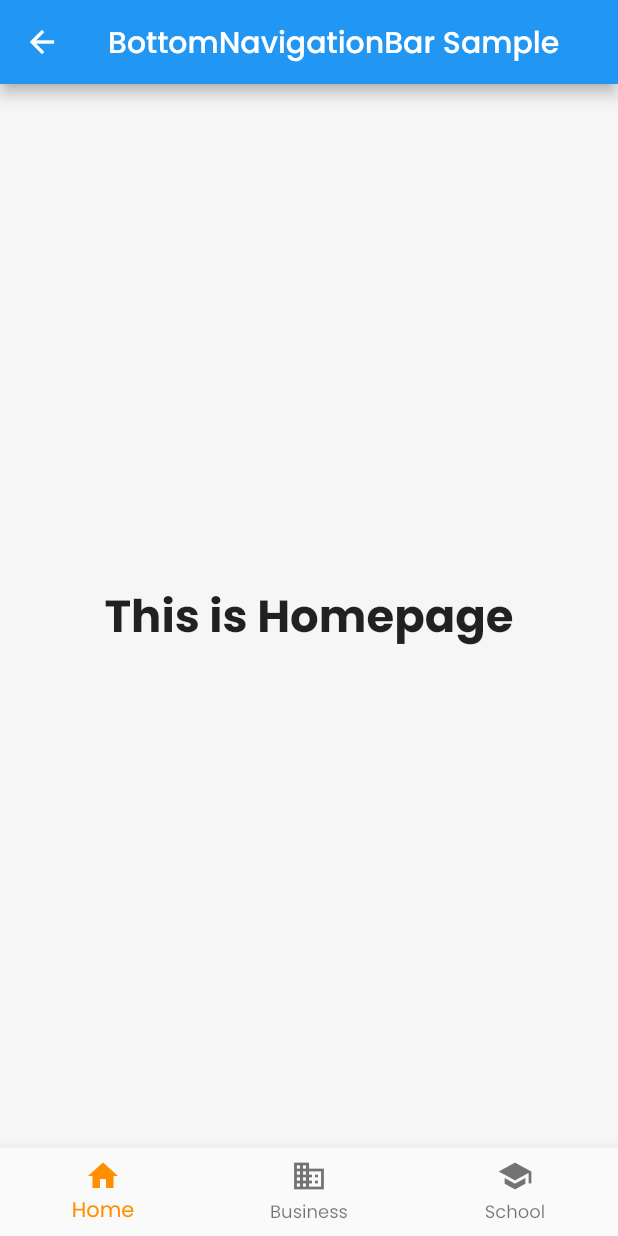
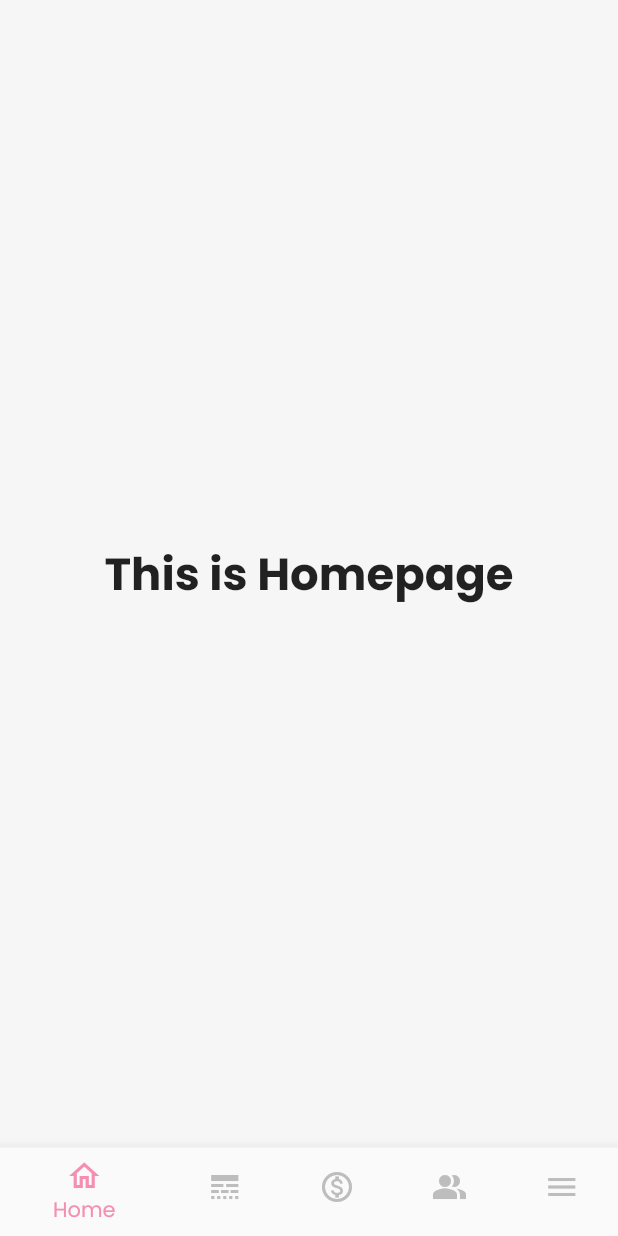
Before and after one commit to MarriageStory/MobileApps, a Flutter app: the BottomNavbar screen opened directly, on a phone screen of 412 x 824 dp. Run offline on Flutter 3.47's test engine with Material 2 defaults, Android fonts, the phone set to English and light mode, and no system bars; our stand-ins replace flutter_svg, google_fonts.

Commit message:
nvabar done, tinggal routing semangattt

```diff
--- a/lib/main.dart
+++ b/lib/main.dart
@@ -1,7 +1,7 @@
 import 'package:flutter/material.dart';
 
 import 'package:wedding_planner/navbar/navbar.dart';
-import 'package:wedding_planner/screens/homePage/homaPage.dart';
+import 'package:wedding_planner/screens/homePage/homePage.dart';
 import 'package:wedding_planner/screens/payment/payment_detail.dart';
 import 'package:wedding_planner/screens/payment/payment_screen.dart';
 
--- a/lib/navbar/navbar.dart
+++ b/lib/navbar/navbar.dart
@@ -1,3 +1,5 @@
+// ignore_for_file: implementation_imports, unnecessary_import
+
 import 'package:flutter/material.dart';
 import 'package:flutter/src/foundation/key.dart';
 import 'package:flutter/src/widgets/framework.dart';
@@ -14,16 +16,25 @@ class _BottomNavbarState extends State<BottomNavbar> {
   static const TextStyle optionStyle =
       TextStyle(fontSize: 30, fontWeight: FontWeight.bold);
   static const List<Widget> _widgetOptions = <Widget>[
+    //Ini list tampilan, nek routing nng kene
     Text(
       'This is Homepage',
       style: optionStyle,
     ),
     Text(
-      'This is Bussiness Page',
+      'This is Schedule Page',
       style: optionStyle,
     ),
     Text(
-      'Last is Education Page',
+      'Next is Payment Page',
+      style: optionStyle,
+    ),
+    Text(
+      'This is Teams Page',
+      style: optionStyle,
+    ),
+    Text(
+      'Last is Menu Page',
       style: optionStyle,
     ),
   ];
@@ -37,29 +48,35 @@ class _BottomNavbarState extends State<BottomNavbar> {
   @override
   Widget build(BuildContext context) {
     return Scaffold(
-      appBar: AppBar(
-        title: const Text('BottomNavigationBar Sample'),
-      ),
       body: Center(
         child: _widgetOptions.elementAt(_selectedIndex),
       ),
       bottomNavigationBar: BottomNavigationBar(
         items: const <BottomNavigationBarItem>[
           BottomNavigationBarItem(
-            icon: Icon(Icons.home),
+            icon: Icon(Icons.home_outlined),
             label: 'Home',
           ),
           BottomNavigationBarItem(
-            icon: Icon(Icons.business),
-            label: 'Business',
+            icon: Icon(Icons.line_style),
+            label: 'Schedule',
           ),
           BottomNavigationBarItem(
-            icon: Icon(Icons.school),
-            label: 'School',
+            icon: Icon(Icons.monetization_on_outlined),
+            label: 'Payment',
+          ),
+          BottomNavigationBarItem(
+            icon: Icon(Icons.people_alt),
+            label: 'Teams',
+          ),
+          BottomNavigationBarItem(
+            icon: Icon(Icons.menu),
+            label: 'Menu',
           ),
         ],
         currentIndex: _selectedIndex,
-        selectedItemColor: Colors.amber[800],
+        selectedItemColor: Colors.pink[200],
+        unselectedItemColor: Colors.grey[400],
         onTap: _onItemTapped,
       ),
     );
--- a/lib/screens/homePage/detailPage.dart
+++ b/lib/screens/homePage/detailPage.dart
@@ -1,5 +1,5 @@
 import 'package:flutter/material.dart';
-import 'package:wedding_planner/screens/homePage/homaPage.dart';
+import 'package:wedding_planner/screens/homePage/homePage.dart';
 
 class pageDetail extends StatefulWidget {
   const pageDetail({Key? key}) : super(key: key);
```
Also changed, not shown: lib/screens/homePage/homePage.dart (renamed from lib/screens/homePage/homaPage.dart).
